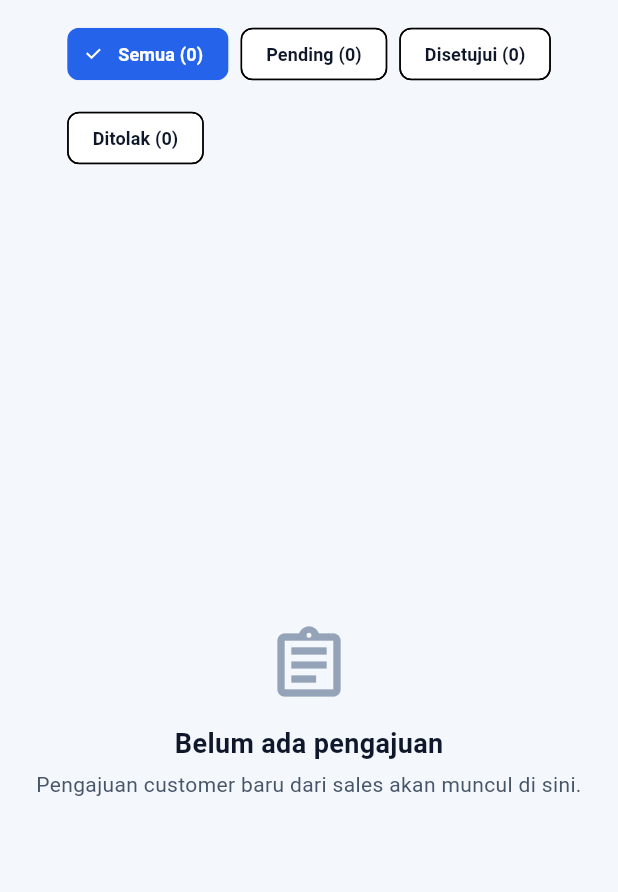
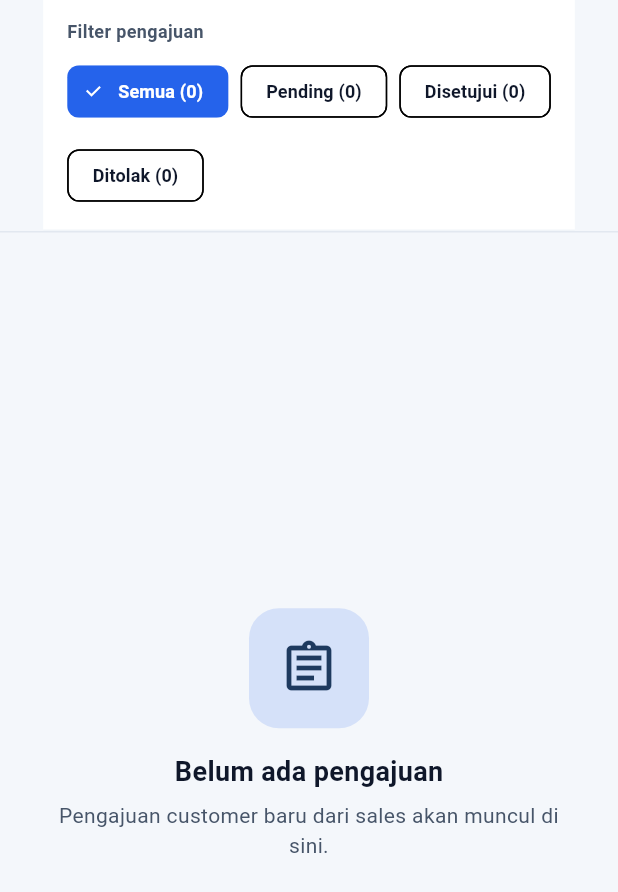
Before and after one commit to BagasRinn/sales-app, a Flutter app: the CustomerSubmissionsTab widget shown alone on an empty page, opened directly, on a phone screen of 412 x 824 dp. Shown: the top 892 px of the screen. Run offline on Flutter 3.47's test engine with Material 3 defaults, Android fonts, the light colour scheme and no system bars; our stand-ins replace dio, file_picker, flutter_secure_storage, web; missing offline and left inert: dart:js_interop; accounts and stored records are empty; network calls fail; Roboto replaces fonts that are missing (Plus Jakarta Sans).

Commit message:
Redesign Customer Submission Page

```diff
--- a/sales-app/admin_web/lib/presentation/screens/customer_submissions_tab.dart
+++ b/sales-app/admin_web/lib/presentation/screens/customer_submissions_tab.dart
@@ -15,6 +15,7 @@ class CustomerSubmissionsTab extends StatefulWidget {
 
 class _CustomerSubmissionsTabState extends State<CustomerSubmissionsTab> {
   String _filter = 'ALL'; // ALL | PENDING | APPROVED | REJECTED
+  bool _firstLoad = true;
 
   @override
   void initState() {
@@ -22,8 +23,9 @@ class _CustomerSubmissionsTabState extends State<CustomerSubmissionsTab> {
     WidgetsBinding.instance.addPostFrameCallback((_) {
       final provider = context.read<AdminProvider>();
       if (provider.customerSubmissions.isEmpty) {
-        provider.loadCustomerSubmissions(); // default: semua status (log view)
+        provider.loadCustomerSubmissions();
       }
+      _firstLoad = false;
     });
   }
 
@@ -38,41 +40,55 @@ class _CustomerSubmissionsTabState extends State<CustomerSubmissionsTab> {
   Widget build(BuildContext context) {
     final provider = context.watch<AdminProvider>();
     final submissions = provider.customerSubmissions;
+    final total = submissions.length;
+    final pending = provider.customerSubmissionsPendingCount;
+    final approved = submissions.where((s) => s.status == 'APPROVED').length;
+    final rejected = submissions.where((s) => s.status == 'REJECTED').length;
+
+    if (_firstLoad && submissions.isEmpty) {
+      return const Center(child: CircularProgressIndicator());
+    }
 
     return Column(
       children: [
-        // Filter chips
-        Padding(
-          padding: const EdgeInsets.fromLTRB(16, 12, 16, 8),
-          child: Wrap(
-            spacing: 8,
-            runSpacing: 8,
+        // Header bar
+        Container(
+          padding: const EdgeInsets.fromLTRB(16, 12, 16, 12),
+          decoration: const BoxDecoration(
+            color: AppColors.surface,
+            border: Border(bottom: BorderSide(color: AppColors.borderLight)),
+          ),
+          child: Column(
+            crossAxisAlignment: CrossAxisAlignment.start,
             children: [
-              _filterChip('Semua', 'ALL', provider.customerSubmissions.length),
-              _filterChip(
-                'Pending',
-                'PENDING',
-                provider.customerSubmissionsPendingCount,
+              Text(
+                'Filter pengajuan',
+                style: AppTextStyles.bodySmall.copyWith(
+                  color: AppColors.textSecondary,
+                  fontWeight: FontWeight.w600,
+                ),
               ),
-              _filterChip(
-                'Disetujui',
-                'APPROVED',
-                submissions.where((s) => s.status == 'APPROVED').length,
-              ),
-              _filterChip(
-                'Ditolak',
-                'REJECTED',
-                submissions.where((s) => s.status == 'REJECTED').length,
+              const SizedBox(height: 8),
+              Wrap(
+                spacing: 8,
+                runSpacing: 8,
+                children: [
+                  _filterChip('Semua', 'ALL', total),
+                  _filterChip('Pending', 'PENDING', pending),
+                  _filterChip('Disetujui', 'APPROVED', approved),
+                  _filterChip('Ditolak', 'REJECTED', rejected),
+                ],
               ),
             ],
           ),
         ),
+        const Divider(height: 1),
         // List
         Expanded(
           child: submissions.isEmpty
-              ? const _EmptyState()
+              ? _EmptyState()
               : ListView.separated(
-                  padding: const EdgeInsets.fromLTRB(16, 4, 16, 16),
+                  padding: const EdgeInsets.fromLTRB(16, 12, 16, 16),
                   itemCount: submissions.length,
                   separatorBuilder: (_, _) => const SizedBox(height: 8),
                   itemBuilder: (context, i) {
@@ -259,18 +275,35 @@ class _EmptyState extends StatelessWidget {
   Widget build(BuildContext context) {
     return Center(
       child: Padding(
-        padding: const EdgeInsets.all(24),
+        padding: const EdgeInsets.all(32),
         child: Column(
           mainAxisSize: MainAxisSize.min,
-          children: const [
-            Icon(Icons.assignment_outlined, size: 56, color: AppColors.textMuted),
-            SizedBox(height: 12),
-            Text('Belum ada pengajuan', style: AppTextStyles.headlineSmall),
-            SizedBox(height: 4),
+          children: [
+            Container(
+              width: 80,
+              height: 80,
+              decoration: BoxDecoration(
+                color: AppColors.primaryLight.withValues(alpha: 0.15),
+                borderRadius: BorderRadius.circular(20),
+              ),
+              child: const Icon(
+                Icons.assignment_outlined,
+                size: 40,
+                color: AppColors.primary,
+              ),
+            ),
+            const SizedBox(height: 16),
+            const Text(
+              'Belum ada pengajuan',
+              style: AppTextStyles.headlineSmall,
+            ),
+            const SizedBox(height: 6),
             Text(
               'Pengajuan customer baru dari sales akan muncul di sini.',
               textAlign: TextAlign.center,
-              style: AppTextStyles.bodyMedium,
+              style: AppTextStyles.bodyMedium.copyWith(
+                color: AppColors.textSecondary,
+              ),
             ),
           ],
         ),
--- a/sales-app/lib/data/repositories/product_repository.dart
+++ b/sales-app/lib/data/repositories/product_repository.dart
@@ -27,6 +27,11 @@ class ProductRepository {
     return (data as List).map((e) => Product.fromJson(e)).toList();
   }
 
+  Future<List<String>> get4pSuppliers() async {
+    final data = await _api.get('/products/suppliers/4p');
+    return (data as List).map((e) => e.toString()).toList();
+  }
+
   Future<Product> getProduct(String productId) async {
     final data = await _api.get('/products/$productId');
     return Product.fromJson(data);
--- a/sales-app/lib/presentation/providers/product_provider.dart
+++ b/sales-app/lib/presentation/providers/product_provider.dart
@@ -18,6 +18,11 @@ class ProductProvider extends ChangeNotifier {
   String _searchQuery = '';
   ProductStatusFilter _statusFilter = ProductStatusFilter.all;
   String? _categoryFilter;
+
+  /// Daftar supplier yang dikategorikan sebagai 4P (dari backend).
+  /// Loaded once saat app init, dipakai untuk label/badge produk.
+  final List<String> _suppliers4p = [];
+  bool _suppliers4pLoaded = false;
 
   ProductProvider(this._productRepo);
 
@@ -118,6 +123,21 @@ class ProductProvider extends ChangeNotifier {
   ProductStatusFilter get statusFilter => _statusFilter;
   String? get categoryFilter => _categoryFilter;
 
+  /// Daftar supplier 4P — null = belum di-load, empty list = tidak ada.
+  List<String> get suppliers4p => _suppliers4p;
+
+  Future<void> loadSuppliers4p() async {
+    if (_suppliers4pLoaded) return;
+    try {
+      _suppliers4p.clear();
+      _suppliers4p.addAll(await _productRepo.get4pSuppliers());
+    } catch (_) {
+      // Non-critical — 4P suppliers gagal di-load, filter tetap pakai backend
+    }
+    _suppliers4pLoaded = true;
+    notifyListeners();
+  }
+
   Future<void> loadProducts({String? search, String? orderType}) async {
     _isLoading = true;
     _errorMessage = null;
```
Also changed, not shown: sales-app/lib/presentation/screens/order_flow/step_pick_products.dart (+48 -8 lines), 1 other file.
